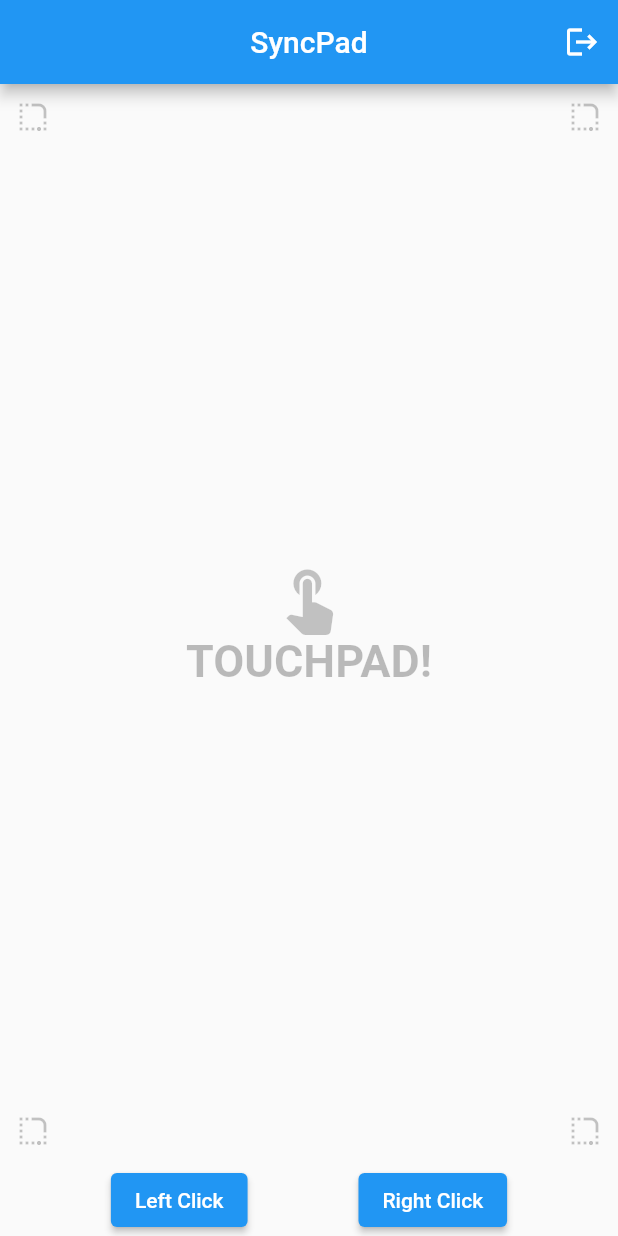
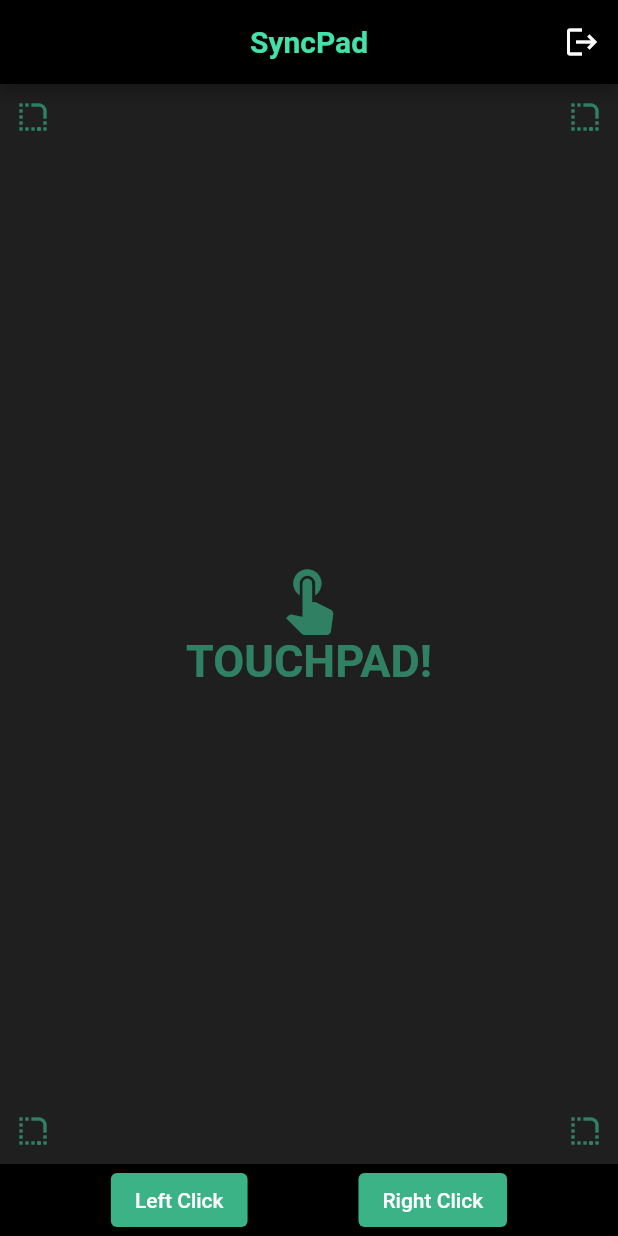
Before and after one commit to mukundsolanki/SyncPad, a Flutter app: the screen it shows after launch, after a tap on "Connect", on a phone screen of 412 x 824 dp. Run offline on Flutter 3.47's test engine with Material 2 defaults, Android fonts, the phone set to English and light mode, and no system bars; our stand-ins replace socket_io_client; network calls fail.

Commit message:
New design of the touchpad widget

```diff
--- a/lib/touchpad_screen.dart
+++ b/lib/touchpad_screen.dart
@@ -81,8 +81,15 @@
     return Scaffold(
       appBar: AppBar(
         centerTitle: true,
-        backgroundColor: Colors.blue,
-        title: const Text('SyncPad'),
+        backgroundColor: Colors.black,
+        title: const Text(
+            'SyncPad',
+            style: TextStyle(
+              fontSize: 20,
+              fontWeight: FontWeight.bold,
+              color: Color.fromARGB(255, 65, 227, 168),
+            ),
+          ),
         actions: [
           IconButton(
             onPressed: disconnect,
@@ -106,14 +113,17 @@
                   int dy = details.delta.dy.round();
                   sendMouseEvent('move', dx, dy);
                 },
+                child: Container(
+                  color: const Color.fromARGB(255, 31, 31, 31),
                   child: const Stack(
                     children: [
                       Positioned(
                         top: 10,
                         left: 10,
                         child: Opacity(
-                        opacity: 0.26,
+                          opacity: 0.50,
                           child: Icon(
+                            color: Color.fromARGB(255, 65, 227, 168),
                             Icons.rounded_corner,
                             size: 24,
                           ),
@@ -123,8 +133,9 @@
                         top: 10,
                         right: 10,
                         child: Opacity(
-                        opacity: 0.26,
+                          opacity: 0.50,
                           child: Icon(
+                            color: Color.fromARGB(255, 65, 227, 168),
                             Icons.rounded_corner,
                             size: 24,
                           ),
@@ -134,8 +145,9 @@
                         bottom: 10,
                         left: 10,
                         child: Opacity(
-                        opacity: 0.26,
+                          opacity: 0.50,
                           child: Icon(
+                            color: Color.fromARGB(255, 65, 227, 168),
                             Icons.rounded_corner,
                             size: 24,
                           ),
@@ -145,8 +157,9 @@
                         bottom: 10,
                         right: 10,
                         child: Opacity(
-                        opacity: 0.26,
+                          opacity: 0.50,
                           child: Icon(
+                            color: Color.fromARGB(255, 65, 227, 168),
                             Icons.rounded_corner,
                             size: 24,
                           ),
@@ -157,18 +170,22 @@
                           mainAxisAlignment: MainAxisAlignment.center,
                           children: [
                             Opacity(
-                            opacity: 0.26,
+                              opacity: 0.50,
                               child: Icon(
+                                color: Color.fromARGB(255, 65, 227, 168),
                                 Icons.touch_app,
                                 size: 50,
                               ),
                             ),
-                          Text(
+                            Opacity(
+                              opacity: 0.50,
+                              child: Text(
                                 'TOUCHPAD!',
                                 style: TextStyle(
                                   fontSize: 30,
                                   fontWeight: FontWeight.bold,
-                              color: Colors.black26,
+                                  color: Color.fromARGB(255, 65, 227, 168),
+                                ),
                               ),
                             ),
                           ],
@@ -179,7 +196,10 @@
                 ),
               ),
             ),
-          Row(
+          ),
+          Container(
+            color: Colors.black,
+            child: Row(
               mainAxisAlignment: MainAxisAlignment.spaceEvenly,
               children: [
                 ElevatedButton(
@@ -188,7 +208,7 @@
                   },
                   style: ButtonStyle(
                     backgroundColor:
-                      MaterialStateProperty.all<Color>(Colors.blue),
+                        MaterialStateProperty.all<Color>(const Color.fromARGB(255, 59, 179, 135),),
                   ),
                   child: const Text('Left Click'),
                 ),
@@ -198,11 +218,12 @@
                   },
                   style: ButtonStyle(
                     backgroundColor:
-                      MaterialStateProperty.all<Color>(Colors.blue),
+                        MaterialStateProperty.all<Color>(const Color.fromARGB(255, 59, 179, 135),),
                   ),
                   child: const Text('Right Click'),
                 ),
               ],
+            ),
           ),
         ],
       ),
```
Lines whose indentation alone changed are shown as unchanged.
